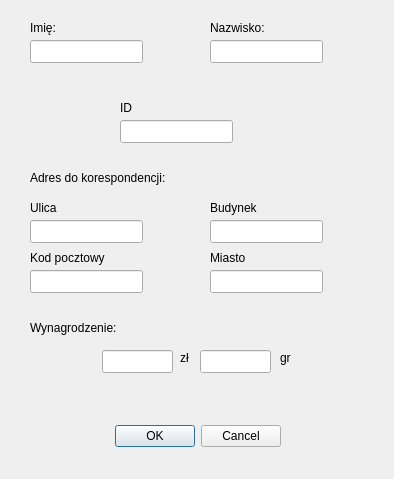
kowalczyk-j/restaurant-management-system, file gui/add_employee/addemployee.ui: the form before one commit.
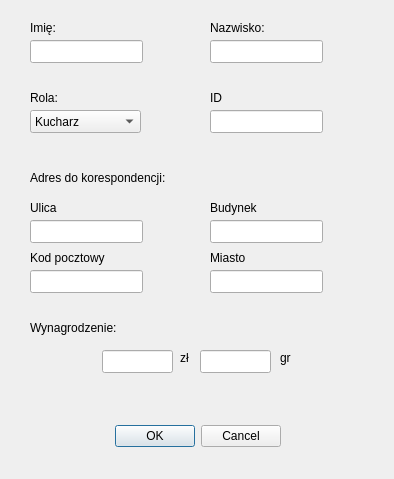
The form after the commit.

What changed in the file:
```diff
--- a/gui/add_employee/addemployee.ui
+++ b/gui/add_employee/addemployee.ui
@@ -55,8 +55,8 @@
   <widget class="QLineEdit" name="lineEdit_3">
    <property name="geometry">
     <rect>
-     <x>120</x>
-     <y>120</y>
+     <x>210</x>
+     <y>110</y>
      <width>113</width>
      <height>23</height>
     </rect>
@@ -157,8 +157,8 @@
   <widget class="QLabel" name="label_3">
    <property name="geometry">
     <rect>
-     <x>120</x>
-     <y>100</y>
+     <x>210</x>
+     <y>90</y>
      <width>81</width>
      <height>16</height>
     </rect>
@@ -271,6 +271,49 @@
     <string>gr</string>
    </property>
   </widget>
+  <widget class="QComboBox" name="role">
+   <property name="geometry">
+    <rect>
+     <x>30</x>
+     <y>110</y>
+     <width>111</width>
+     <height>23</height>
+    </rect>
+   </property>
+   <item>
+    <property name="text">
+     <string>Kucharz</string>
+    </property>
+   </item>
+   <item>
+    <property name="text">
+     <string>Dostawca</string>
+    </property>
+   </item>
+   <item>
+    <property name="text">
+     <string>Manager</string>
+    </property>
+   </item>
+   <item>
+    <property name="text">
+     <string>Kelner</string>
+    </property>
+   </item>
+  </widget>
+  <widget class="QLabel" name="label_12">
+   <property name="geometry">
+    <rect>
+     <x>30</x>
+     <y>90</y>
+     <width>81</width>
+     <height>16</height>
+    </rect>
+   </property>
+   <property name="text">
+    <string>Rola:</string>
+   </property>
+  </widget>
  </widget>
  <resources/>
  <connections>
```
Left out of the diff: 18 changed lines with no effect on the pictures.
